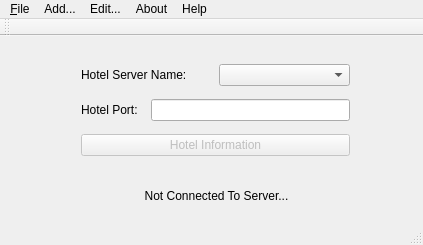
Above: mainwindow.ui from aaron-loz/hotelClient before the change. Below: the same form after it.
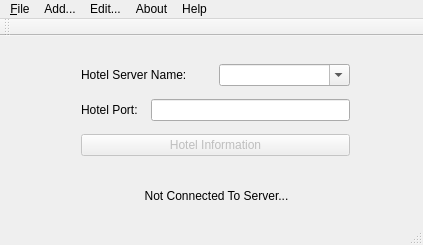
That is the form after the change.

The edit to the form file:
```diff
--- a/mainwindow.ui
+++ b/mainwindow.ui
@@ -34,7 +34,11 @@
         </widget>
        </item>
        <item>
-        <widget class="QComboBox" name="comboBox"/>
+        <widget class="QComboBox" name="comboBox">
+         <property name="editable">
+          <bool>true</bool>
+         </property>
+        </widget>
        </item>
       </layout>
      </item>
```
